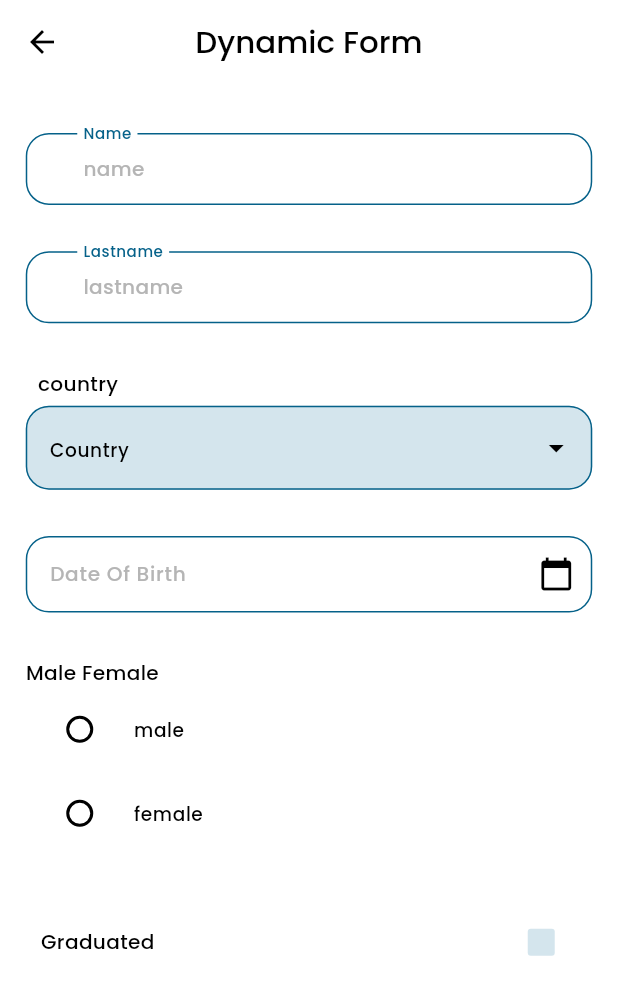
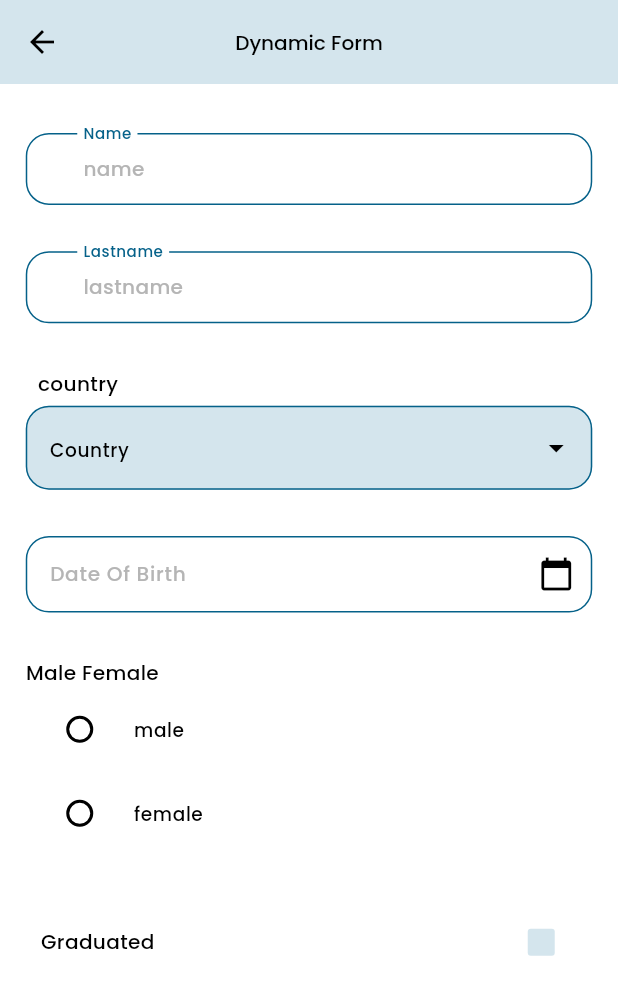
Before and after one commit to rezvanmj/vidavo, a Flutter app: the DynamicFormPage screen opened directly, on a phone screen of 412 x 824 dp. Shown: the top 995 px of the screen. Run offline on Flutter 3.47's test engine with Material 3 defaults, Android fonts, the light colour scheme and no system bars; drawn by our look-alikes of dropdown_search; our stand-ins replace dartz, equatable, flutter_bloc, flutter_screenutil, get_it, loading_animation_widget; project files that could hold a hidden picture were left out.

Commit message:
feat: Implement dynamic form

```diff
--- a/assets/json/jsonData.json
+++ b/assets/json/jsonData.json
@@ -10,12 +10,16 @@
     "options": [
       "Italy",
       "Netherlands",
-      "Germany"
+      "Germany",
+      "Sweden" ,
+      "India",
+      "Turkey"
     ]
   },
   "date_of_birth": {
     "type": "date"
   },
+
   "male_female": {
     "type": "radio",
     "options": [
--- a/lib/core/constants/app_theme.dart
+++ b/lib/core/constants/app_theme.dart
@@ -12,10 +12,11 @@ final ThemeData appLightThemeData = ThemeData(
   hoverColor: Colors.transparent,
   fontFamily: AppValues.poppinsFont,
 
-  appBarTheme: const AppBarTheme(
-    backgroundColor: AppColors.backgroundColor,
+  appBarTheme: AppBarTheme(
+    backgroundColor: AppColors.tertiaryColor,
     surfaceTintColor: Colors.transparent,
     foregroundColor: AppColors.textColor,
+    titleTextStyle: AppStyles.bodyMedium,
     systemOverlayStyle: SystemUiOverlayStyle(
       statusBarColor: AppColors.cardColor,
       statusBarIconBrightness: Brightness.dark,
@@ -59,7 +60,6 @@ final ThemeData appLightThemeData = ThemeData(
     style: ButtonStyle(
       overlayColor: WidgetStateProperty.all(Colors.transparent),
 
-      // 🔥 No overlay on press
       foregroundColor: WidgetStateProperty.resolveWith<Color>((
         Set<WidgetState> states,
       ) {
```
